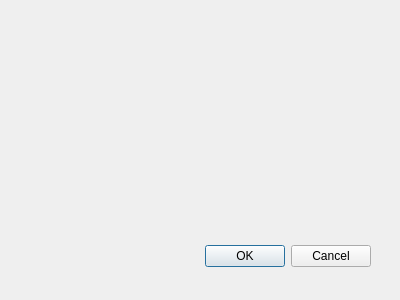
The window that entryedit.ui (Freeviv/CanComConf) describes before a commit, drawn with Qt 5.
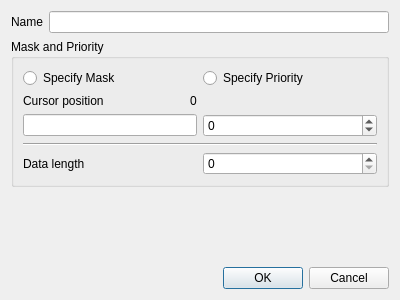
The same window after the commit. Custom widgets are drawn as their Qt base class.

The edit to the form file:
```diff
--- a/entryedit.ui
+++ b/entryedit.ui
@@ -15,24 +15,128 @@
   <property name="windowTitle">
    <string>Dialog</string>
   </property>
-  <widget name="buttonBox" class="QDialogButtonBox">
-   <property name="geometry">
-    <rect>
-     <x>30</x>
-     <y>240</y>
-     <width>341</width>
-     <height>32</height>
-    </rect>
-   </property>
-   <property name="orientation">
-    <enum>Qt::Horizontal</enum>
-   </property>
-   <property name="standardButtons">
-    <set>QDialogButtonBox::Cancel|QDialogButtonBox::Ok</set>
-   </property>
-  </widget>
+  <layout class="QVBoxLayout" name="verticalLayout">
+   <item>
+    <layout class="QGridLayout" name="gridLayout" columnstretch="0,1">
+     <item row="1" column="0">
+      <widget class="QLabel" name="label_name">
+       <property name="text">
+        <string>Name</string>
+       </property>
+      </widget>
+     </item>
+     <item row="2" column="0" colspan="2">
+      <widget class="QGroupBox" name="groupBox">
+       <property name="title">
+        <string>Mask and Priority</string>
+       </property>
+       <layout class="QGridLayout" name="gridLayout_2" columnstretch="1,1">
+        <item row="1" column="0">
+         <layout class="QHBoxLayout" name="horizontalLayout" stretch="1,0">
+          <item>
+           <widget class="QLabel" name="label_cursorPos">
+            <property name="text">
+             <string>Cursor position</string>
+            </property>
+           </widget>
+          </item>
+          <item>
+           <widget class="QLabel" name="label_cursorPosValue">
+            <property name="text">
+             <string>0</string>
+            </property>
+           </widget>
+          </item>
+         </layout>
+        </item>
+        <item row="2" column="0">
+         <widget class="MaskEdit" name="lineEdit_mask"/>
+        </item>
+        <item row="2" column="1">
+         <widget class="QSpinBox" name="spinBox_prio">
+          <property name="minimum">
+           <number>-2048</number>
+          </property>
+          <property name="value">
+           <number>0</number>
+          </property>
+         </widget>
+        </item>
+        <item row="0" column="0">
+         <widget class="QRadioButton" name="radioButton_specMask">
+          <property name="text">
+           <string>Specify Mask</string>
+          </property>
+         </widget>
+        </item>
+        <item row="0" column="1">
+         <widget class="QRadioButton" name="radioButton_specPrio">
+          <property name="text">
+           <string>Specify Priority</string>
+          </property>
+         </widget>
+        </item>
+        <item row="4" column="0">
+         <widget class="QLabel" name="label_dataLength">
+          <property name="text">
+           <string>Data length</string>
+          </property>
+         </widget>
+        </item>
+        <item row="4" column="1">
+         <widget class="QSpinBox" name="spinBox_dataLength">
+          <property name="maximum">
+           <number>8</number>
+          </property>
+         </widget>
+        </item>
+        <item row="3" column="0" colspan="2">
+         <widget class="Line" name="line">
+          <property name="orientation">
+           <enum>Qt::Horizontal</enum>
+          </property>
+         </widget>
+        </item>
+       </layout>
+      </widget>
+     </item>
+     <item row="1" column="1">
+      <widget class="QLineEdit" name="lineEdit_name"/>
+     </item>
+    </layout>
+   </item>
+   <item>
+    <spacer name="verticalSpacer">
+     <property name="orientation">
+      <enum>Qt::Vertical</enum>
+     </property>
+     <property name="sizeHint" stdset="0">
+      <size>
+       <width>20</width>
+       <height>40</height>
+      </size>
+     </property>
+    </spacer>
+   </item>
+   <item>
+    <widget class="QDialogButtonBox" name="buttonBox">
+     <property name="orientation">
+      <enum>Qt::Horizontal</enum>
+     </property>
+     <property name="standardButtons">
+      <set>QDialogButtonBox::Cancel|QDialogButtonBox::Ok</set>
+     </property>
+    </widget>
+   </item>
+  </layout>
  </widget>
- <pixmapfunction/>
+ <customwidgets>
+  <customwidget>
+   <class>MaskEdit</class>
+   <extends>QLineEdit</extends>
+   <header location="global">maskedit.h</header>
+  </customwidget>
+ </customwidgets>
  <resources/>
  <connections>
   <connection>
```
Left out of the diff: 6 changed lines with no effect on the pictures.
